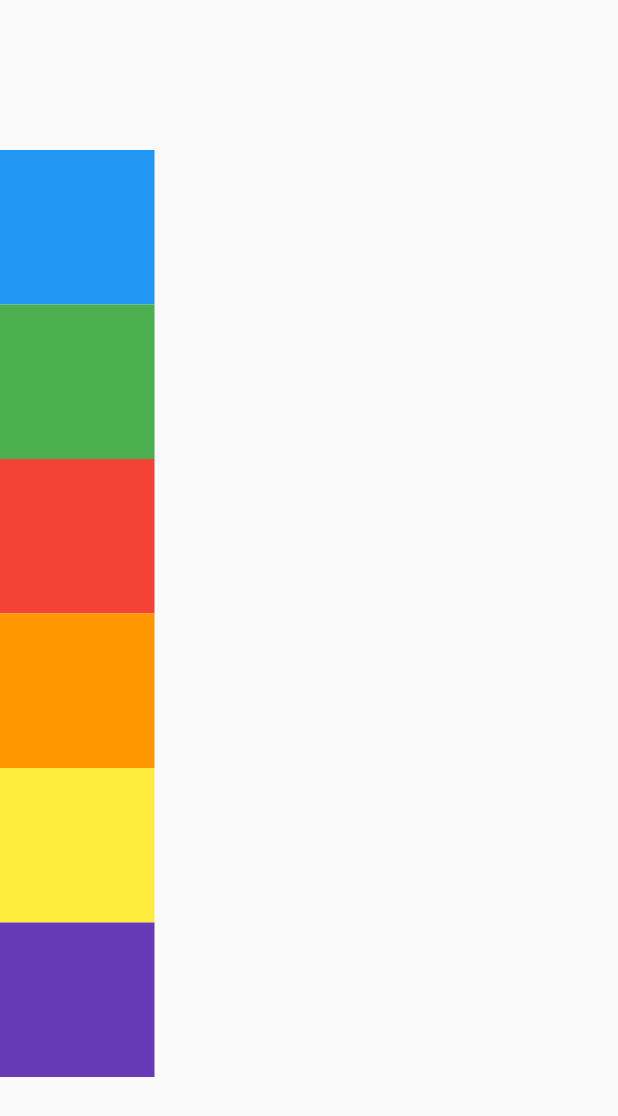
After one commit to Takatoshi-ish/widget_sample, a Flutter app: the WrapSample screen opened directly, on a phone screen of 412 x 824 dp. The commit adds this screen. Shown: the top 1116 px of the screen. Run offline on Flutter 3.47's test engine with Material 2 defaults, Android fonts, the phone set to English and light mode, and no system bars.

Commit message:
wrap サンプル作成

```diff
--- a/lib/expanded/expanded.dart
+++ b/lib/expanded/expanded.dart
@@ -18,15 +18,20 @@ class MyStatelessWidget extends StatelessWidget {
               width: 100,
             ),
             Expanded(
+              flex: 1,
               child: Container(
                 color: Colors.amber,
+                height: 100,
                 width: 100,
               ),
             ),
-            Container(
-              color: Colors.blue,
-              height: 100,
-              width: 100,
+            Expanded(
+              flex: 2,
+              child: Container(
+                color: Colors.blue,
+                height: 100,
+                width: 100,
+              ),
             ),
           ],
         ),
--- /dev/null
+++ b/lib/wrap/wrap.dart
@@ -0,0 +1,52 @@
+import 'package:flutter/material.dart';
+
+class WrapSample extends StatelessWidget {
+  const WrapSample({super.key});
+
+  @override
+  Widget build(BuildContext context) {
+    double width = MediaQuery.of(context).size.width * 0.25;
+
+    return Scaffold(
+      body: Container(
+        margin: EdgeInsets.only(top: 100),
+        child: Wrap(
+          direction: Axis.vertical,
+          // runAlignment: WrapAlignment.spaceBetween,
+          children: <Widget>[
+            Container(
+              width: width,
+              height: width,
+              color: Colors.blue,
+            ),
+            Container(
+              width: width,
+              height: width,
+              color: Colors.green,
+            ),
+            Container(
+              width: width,
+              height: width,
+              color: Colors.red,
+            ),
+            Container(
+              width: width,
+              height: width,
+              color: Colors.orange,
+            ),
+            Container(
+              width: width,
+              height: width,
+              color: Colors.yellow,
+            ),
+            Container(
+              width: width,
+              height: width,
+              color: Colors.deepPurple,
+            ),
+          ],
+        ),
+      ),
+    );
+  }
+}
```
